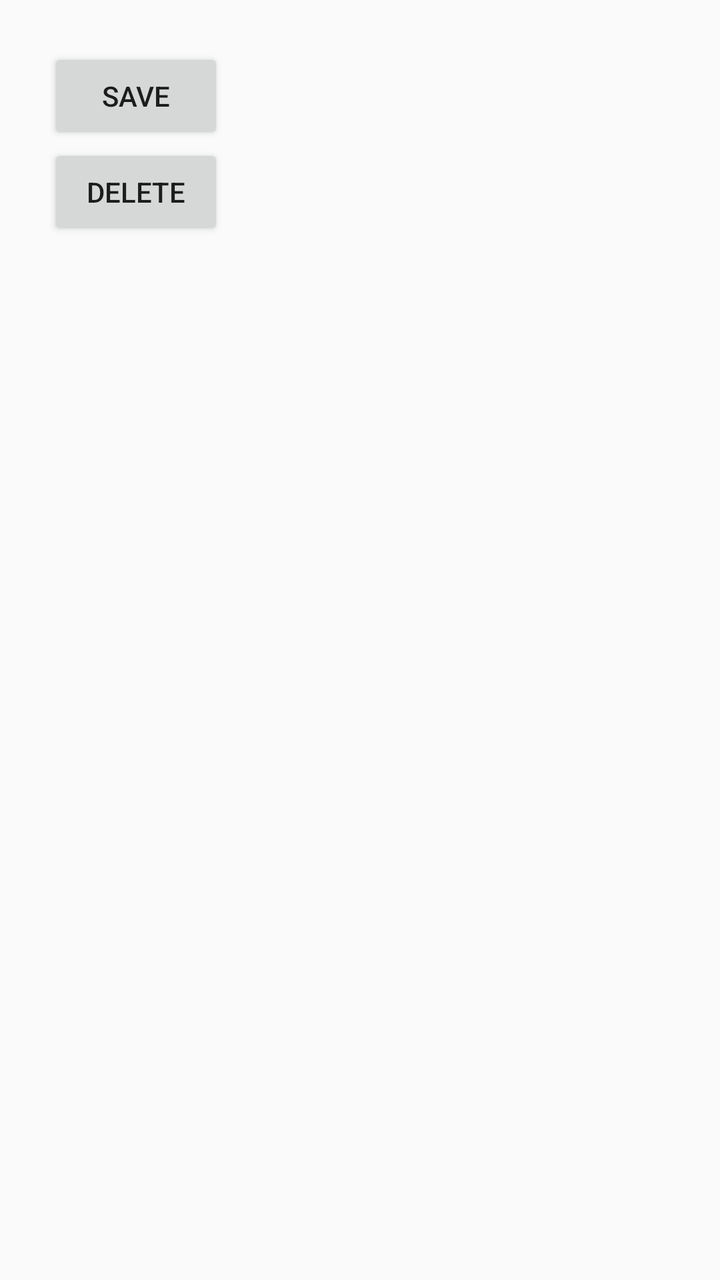
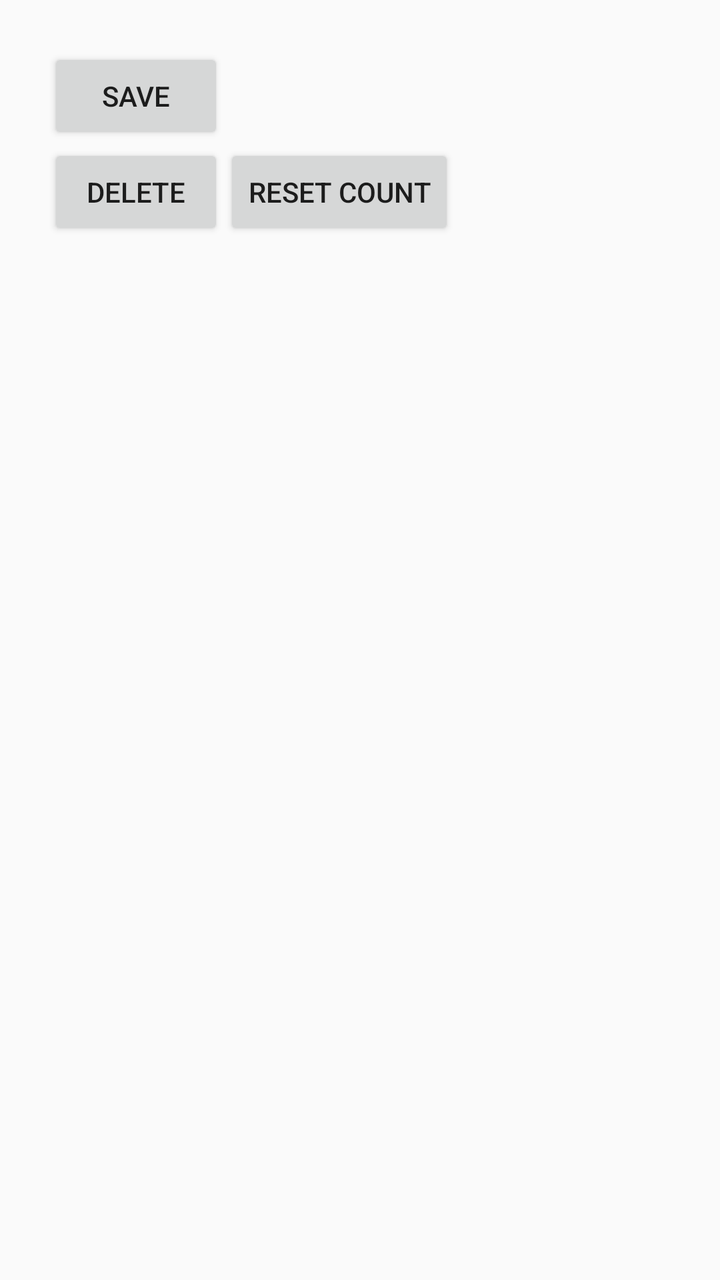

Two renders of the same Android screen: before a commit and after it. Below are the layout's source before the change and the commit's diff.
<!-- AndroidManifest.xml: application theme android:Theme.Material.Light.DarkActionBar -->
<!-- res/layout/activity_edit_item.xml -->
<?xml version="1.0" encoding="utf-8"?>
<ScrollView xmlns:android="http://schemas.android.com/apk/res/android"
    android:layout_width="match_parent"
    android:layout_height="match_parent"
    android:fitsSystemWindows="true"
    android:fillViewport="true">

    <LinearLayout
        android:layout_width="match_parent"
        android:layout_height="wrap_content"
        android:orientation="vertical"
        android:padding="24dp">

        <LinearLayout
            android:id="@+id/item_fields"
            android:layout_width="match_parent"
            android:layout_height="wrap_content"
            android:orientation="vertical" />

        <TextView
            android:id="@+id/item_error"
            android:layout_width="match_parent"
            android:layout_height="wrap_content"
            android:accessibilityLiveRegion="polite"
            android:textColor="@android:color/holo_red_dark"
            android:visibility="gone" />

        <Button
            android:id="@+id/save"
            android:layout_width="wrap_content"
            android:layout_height="wrap_content"
            android:text="@string/save" />

        <Button
            android:id="@+id/delete_item"
            android:layout_width="wrap_content"
            android:layout_height="wrap_content"
            android:text="@string/delete_item" />
    </LinearLayout>
</ScrollView>
<!-- resources referenced by this layout -->
<resources>
  <string name="delete_item">Delete</string>
  <string name="save">Save</string>
</resources>

<!-- the commit's change to res/layout/activity_edit_item.xml (unified diff, before → after) -->
@@ -31,10 +31,23 @@
             android:layout_height="wrap_content"
             android:text="@string/save" />
 
-        <Button
-            android:id="@+id/delete_item"
-            android:layout_width="wrap_content"
+        
+        <LinearLayout
+            android:layout_width="match_parent"
             android:layout_height="wrap_content"
-            android:text="@string/delete_item" />
+            android:orientation="horizontal">
+
+            <Button
+                android:id="@+id/delete_item"
+                android:layout_width="wrap_content"
+                android:layout_height="wrap_content"
+                android:text="@string/delete_item" />
+
+            <Button
+                android:id="@+id/reset_count"
+                android:layout_width="wrap_content"
+                android:layout_height="wrap_content"
+                android:text="@string/reset_count" />
+        </LinearLayout>
     </LinearLayout>
 </ScrollView>
<!-- resource entries referenced after the edit -->
@@ -1,6 +1,7 @@
 <!-- resources referenced by this layout -->
 <resources>
   <string name="delete_item">Delete</string>
+  <string name="reset_count">Reset count</string>
   <string name="save">Save</string>
 </resources>
 
